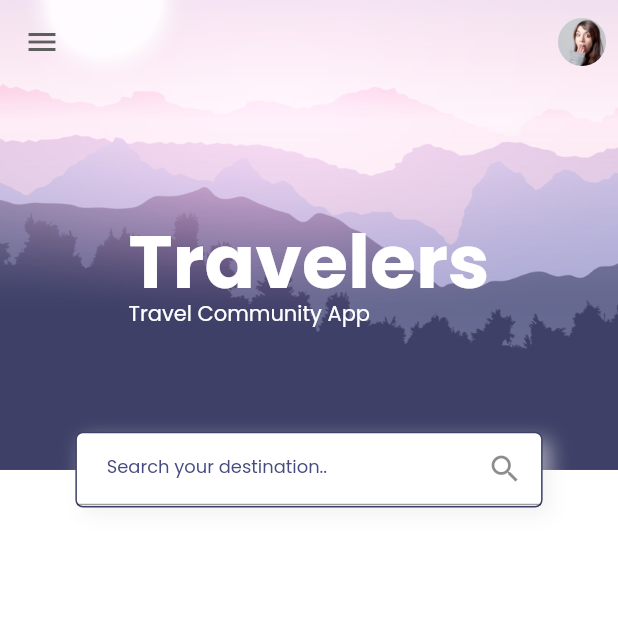
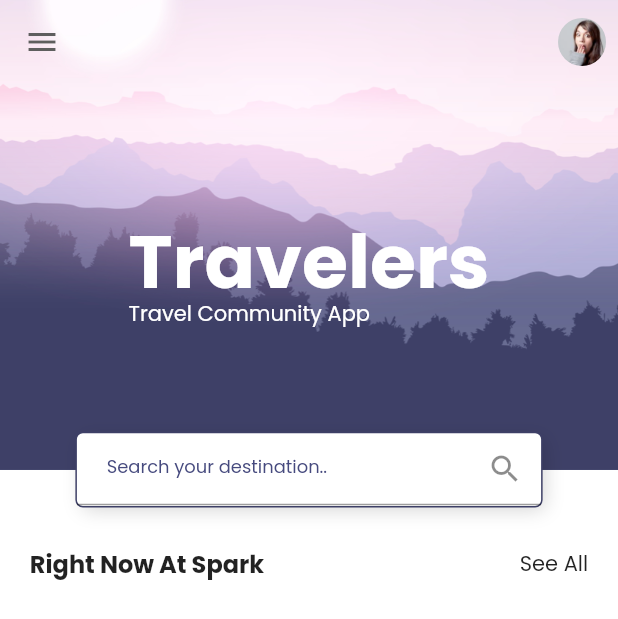
Before and after one commit to nsakenov/travel_app_ui, a Flutter app: the screen it shows after launch, on a phone screen of 412 x 824 dp. Shown: the top 619 px of the screen. Run offline on Flutter 3.47's test engine with Material 2 defaults, Android fonts, the phone set to English and light mode, and no system bars; our stand-ins replace google_fonts.

Commit message:
section title

```diff
--- /dev/null
+++ b/lib/components/section_title.dart
@@ -0,0 +1,35 @@
+import 'package:flutter/material.dart';
+import '../constants.dart';
+import '../size_config.dart';
+
+class SectionTitle extends StatelessWidget {
+  SectionTitle({
+    required this.title,
+    required this.press,
+  });
+
+  final String title;
+  final GestureTapCallback press;
+
+  @override
+  Widget build(BuildContext context) {
+    return Padding(
+      padding: EdgeInsets.symmetric(
+        horizontal: getProportionateScreenWidth(kDefaultPadding),
+      ),
+      child: Row(
+        children: [
+          Text(
+            title,
+            style: TextStyle(
+              fontSize: 16,
+              fontWeight: FontWeight.bold,
+            ),
+          ),
+          Spacer(),
+          GestureDetector(onTap: press, child: Text('See All'))
+        ],
+      ),
+    );
+  }
+}
--- a/lib/screens/components/body.dart
+++ b/lib/screens/components/body.dart
@@ -1,4 +1,7 @@
 import 'package:flutter/material.dart';
+import 'package:travel_app_ui/components/section_title.dart';
+import 'package:travel_app_ui/constants.dart';
+import 'package:travel_app_ui/size_config.dart';
 import 'home_header.dart';
 
 class Body extends StatelessWidget {
@@ -6,10 +9,19 @@ class Body extends StatelessWidget {
 
   @override
   Widget build(BuildContext context) {
-    return Column(
-      children: [
-        HomeHeader(),
-      ],
+    return SingleChildScrollView(
+      child: Column(
+        children: [
+          HomeHeader(),
+          VerticalSpacing(
+            of: 50,
+          ),
+          SectionTitle(
+            title: 'Right Now At Spark',
+            press: () {},
+          ),
+        ],
+      ),
     );
   }
 }
--- a/lib/screens/components/search_fied.dart
+++ b/lib/screens/components/search_fied.dart
@@ -18,7 +18,13 @@ class SearchField extends StatelessWidget {
         border: Border.all(
           color: Color(0xFF3E4067),
         ),
-        boxShadow: [kDefualtShadow],
+        boxShadow: [
+          BoxShadow(
+              offset: Offset(3, 3),
+              blurRadius: 10,
+              color: Colors.black.withOpacity(0.16),
+              spreadRadius: -2)
+        ],
       ),
       child: TextField(
         onChanged: (value) {
```
